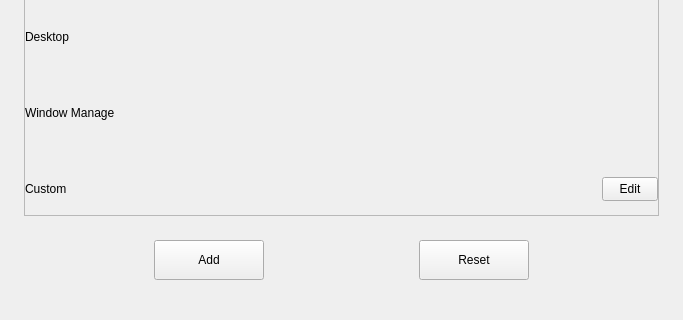
Above: src/shortcut.ui from openeuler-mirror/kiran-control-panel before the change; both pictures show x 0 to 683 and y 305 to 625 of the 683 by 625 pixel window. Below: the same form after it.
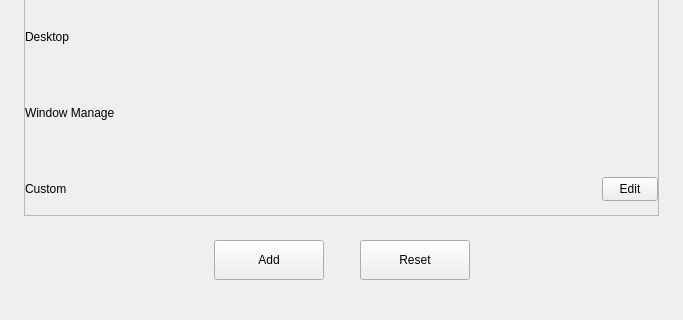
That is the form after the change. The open tabs and pages were chosen to show the change.

The edit to the form file:
```diff
--- a/src/shortcut.ui
+++ b/src/shortcut.ui
@@ -433,6 +433,9 @@
        </item>
        <item>
         <layout class="QHBoxLayout" name="horizontalLayout_5">
+         <property name="spacing">
+          <number>36</number>
+         </property>
          <item>
           <spacer name="horizontalSpacer_4">
            <property name="orientation">
@@ -465,19 +468,6 @@
            </property>
           </widget>
          </item>
-         <item>
-          <spacer name="horizontalSpacer_5">
-           <property name="orientation">
-            <enum>Qt::Horizontal</enum>
-           </property>
-           <property name="sizeHint" stdset="0">
-            <size>
-             <width>40</width>
-             <height>20</height>
-            </size>
-           </property>
-          </spacer>
-         </item>
          <item>
           <widget class="QPushButton" name="btn_reset">
            <property name="minimumSize">
```
Left out of the diff: 38 changed lines with no effect on the pictures.
